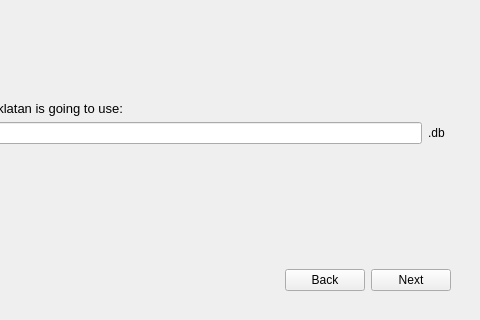
This is common/setup/setupmanager.ui in AJigsawnHalo/Aklatan as Qt 5 draws it before an edit; both pictures show x 171 to 651 and y 124 to 444 of the 651 by 444 pixel window. The edited form follows.
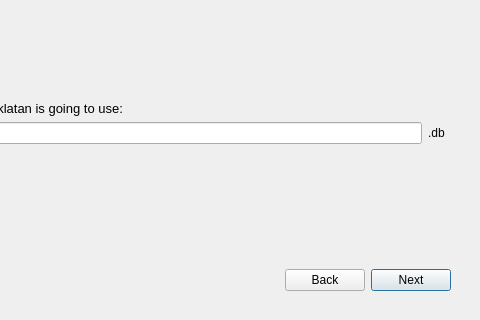
This is the edited form. The open tabs and pages were chosen to show the change.

Commit message: Changed Tab Order and button defaults

```diff
--- a/common/setup/setupmanager.ui
+++ b/common/setup/setupmanager.ui
@@ -175,6 +175,9 @@
                <property name="text">
                 <string>Next</string>
                </property>
+               <property name="default">
+                <bool>true</bool>
+               </property>
               </widget>
              </item>
             </layout>
```
Left out of the diff: 37 changed lines with no effect on the pictures.
